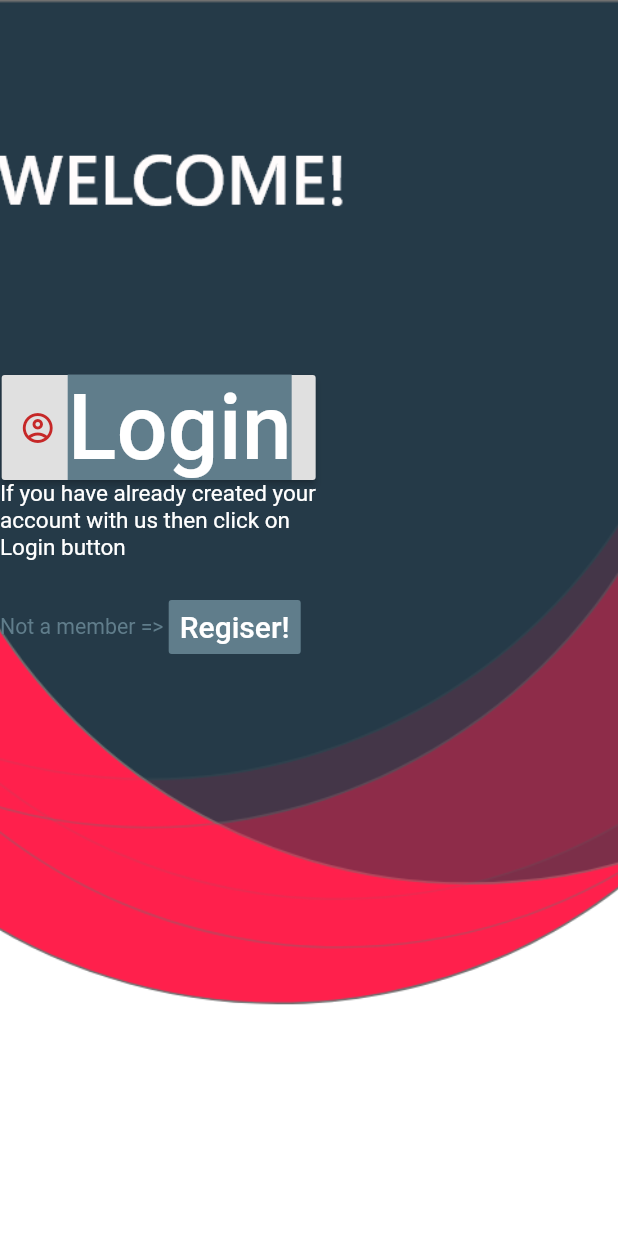
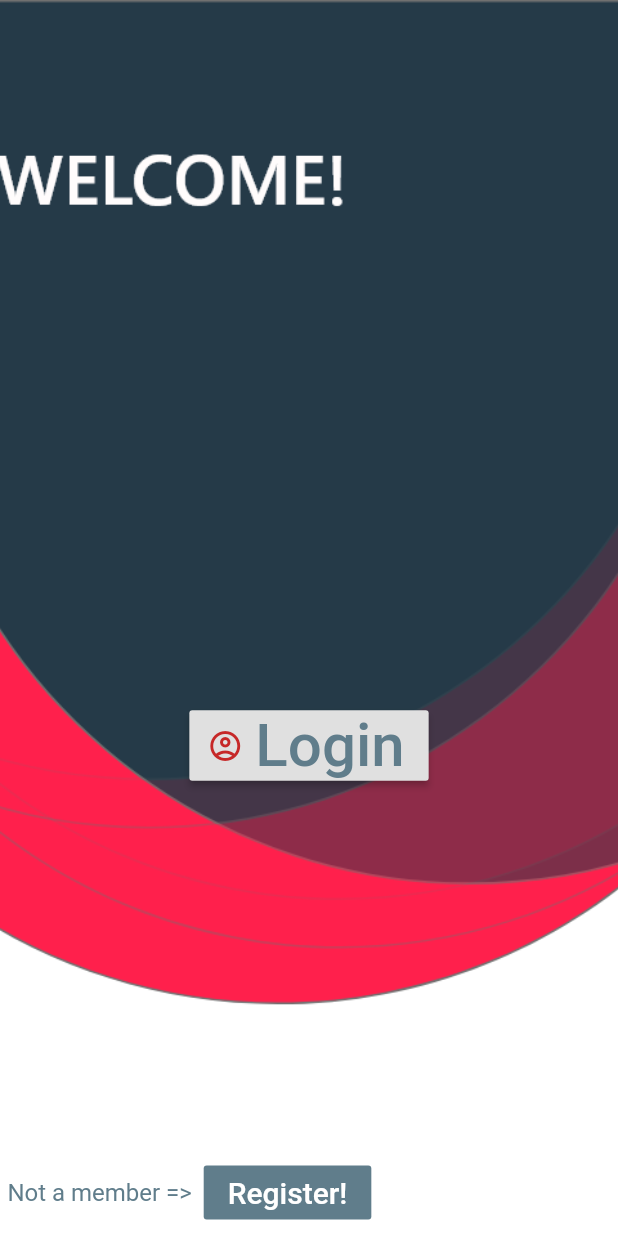
Before and after one commit to rishabhpro/schedular, a Flutter app: the EntryPage screen opened directly, on a phone screen of 412 x 824 dp. Run offline on Flutter 3.47's test engine with Material 2 defaults, Android fonts, the phone set to English and light mode, and no system bars.

Commit message:
Fixed alignment issue

```diff
--- a/lib/main.dart
+++ b/lib/main.dart
@@ -8,6 +8,6 @@ import 'package:schedular/screens/Teacher DashBoard.dart';
 
 void main() {
   runApp(MaterialApp(
-    home: StudentDashBoard(),
+    home: LoginPage(),
   ));
 }
--- a/lib/screens/entry_page.dart
+++ b/lib/screens/entry_page.dart
@@ -5,7 +5,6 @@ class EntryPage extends StatefulWidget {
   @override
   _EntryPageState createState() => _EntryPageState();
 }
-
 class _EntryPageState extends State<EntryPage> {
   @override
   Widget build(BuildContext context) {
@@ -19,35 +18,31 @@ class _EntryPageState extends State<EntryPage> {
         fit: BoxFit.cover,
     ),
     ),
-          child: Padding(
-            padding: EdgeInsets.fromLTRB(0.0, 250.0, 200.42, 0.0),
+          //alignment: Alignment.bottomCenter,
           child: Column(
+              mainAxisAlignment: MainAxisAlignment.end,
               children: <Widget>[
+               // SizedBox(height: 200.0),
                 RaisedButton.icon(onPressed: (){}, icon: Icon(
                   Icons.account_circle_outlined,
                   color: Colors.red[800],),
                     label: Text('Login',
                   style: TextStyle(
-                  color: Colors.white,
-                  backgroundColor: Colors.blueGrey,
+                  color: Colors.blueGrey,
+                  //backgroundColor: Colors.blueGrey,
                   fontWeight: FontWeight.w500,
-                  fontSize: 60.0,
+                  fontSize: 40.0,
                   ),
                 ),
                 ),
-                Text('If you have already created your account with us '
-                    'then click on Login button',
-                style: TextStyle(
-                  color: Colors.white,
-                  fontSize: 15.0,
-                ),
-                ),
-                SizedBox(height: 20.0),
-            Row(children: <Widget>[
-              Text('Not a member => ',
+            Padding(
+                  padding: const EdgeInsets.fromLTRB(5.0, 250.0, 5.0, 5.0),
+                  child: Row(
+                      children: <Widget>[
+                        Text('Not a member =>  ',
                         style:TextStyle(
                           color: Colors.blueGrey,
-                fontSize: 14.2,
+                          fontSize: 16.0,
                         ),
                         ),
                           FlatButton(
@@ -55,18 +50,18 @@ class _EntryPageState extends State<EntryPage> {
                             textColor: Colors.white,
                            // disabledColor: Colors.grey,
                           //  disabledTextColor: Colors.black,
-                  padding: EdgeInsets.fromLTRB(0.0, 0.0, 0.0, 0.0),
+                            //padding: EdgeInsets.fromLTRB(0.0, 0.0, 0.0, 0.0),
                             //splashColor: Colors.blueAccent,
                             onPressed: () {},
                             child: Text(
-                    "Regiser!",
+                              "Register!",
                               style: TextStyle(fontSize: 20.0),
                             ),
                           ),
                       ],
                       ),
+                ),
               ],
-            ),
           ),
       ),
     ),
--- a/lib/screens/login_page.dart
+++ b/lib/screens/login_page.dart
@@ -4,7 +4,6 @@ class LoginPage extends StatefulWidget {
   @override
   _LoginPageState createState() => _LoginPageState();
 }
-
 class _LoginPageState extends State<LoginPage> {
   @override
   Widget build(BuildContext context) {
@@ -85,8 +84,9 @@ class _LoginPageState extends State<LoginPage> {
               ),
             ],
             ),
-            SizedBox(height: 20.0),
-            Row(
+            Padding(
+              padding: const EdgeInsets.fromLTRB(5.0, 100.0, 5.0, 5.0),
+              child: Row(
                 children: <Widget>[
                   SizedBox(width: 10.0),
                   Text('Not a member => ',
@@ -104,11 +104,12 @@ class _LoginPageState extends State<LoginPage> {
                     //splashColor: Colors.blueAccent,
                     onPressed: () {},
                     child: Text(
-                    "Regiser!",
+                      "Register!",
                       style: TextStyle(fontSize: 20.0),
                     ),
                   ),
                 ],
+              ),
             ),
           ],
         ),
```
Lines whose indentation alone changed are shown as unchanged.
